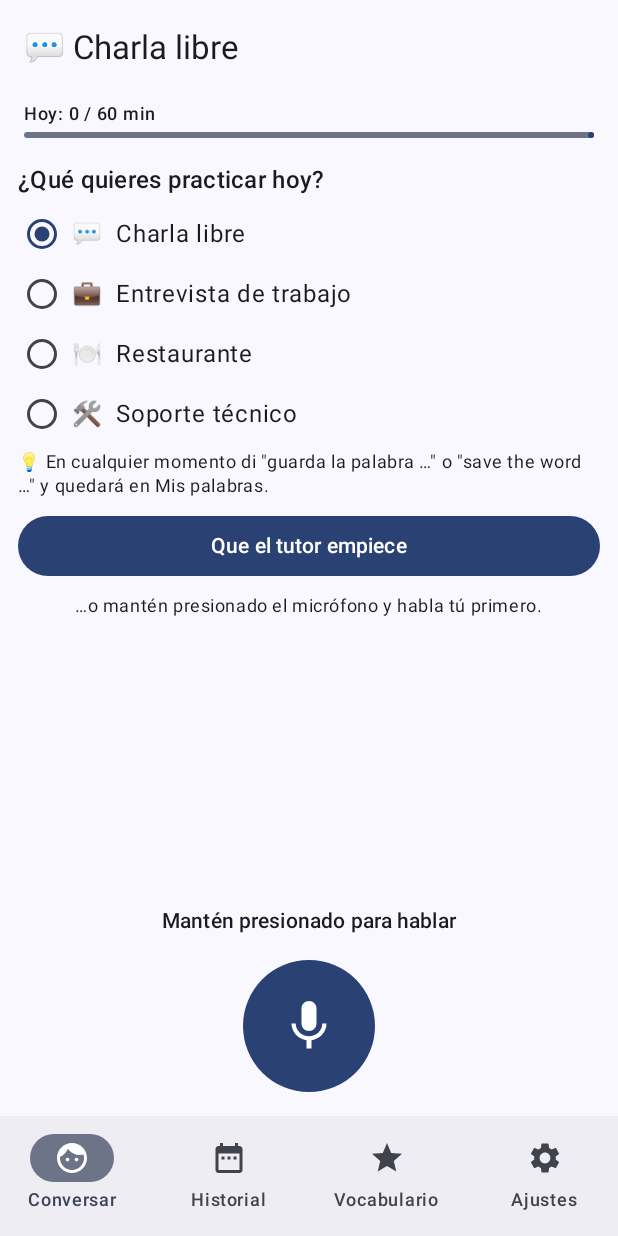
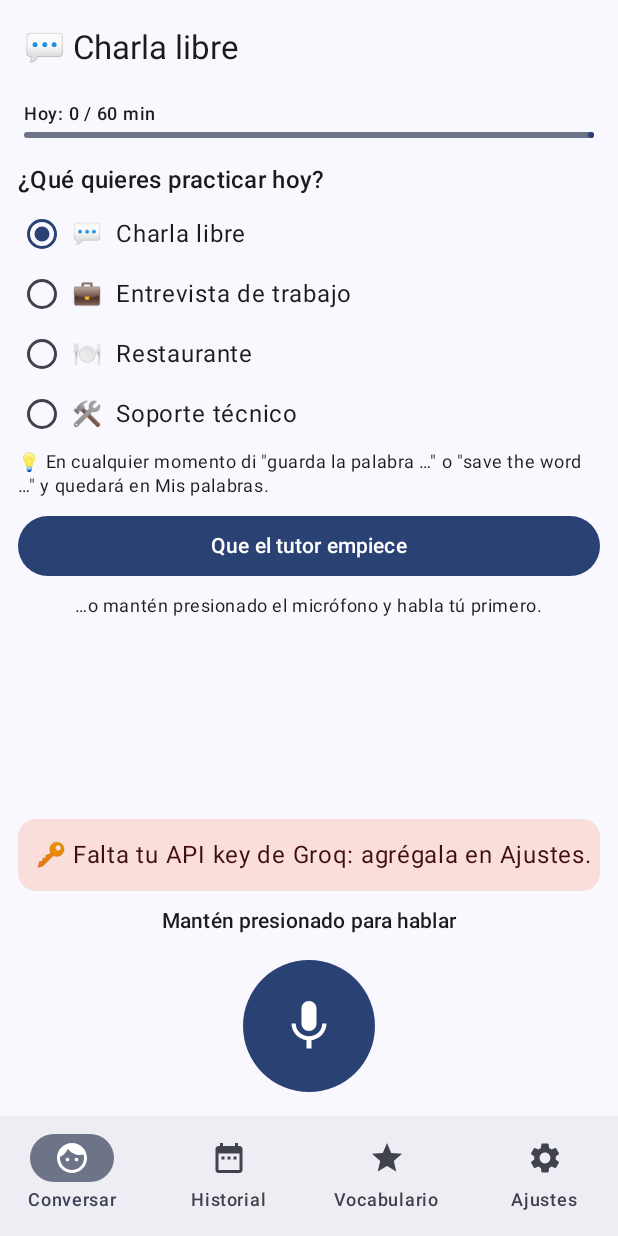
Before and after one commit to vantonio1104/PROYECTOS-PERSONALES, an Android app built with Jetpack Compose: the screen it shows after launch (MainActivity), after a tap on an icon or button, on a phone screen of 412 x 824 dp. Run offline under Robolectric (Android 15) with nearby library versions, the phone set to English and light mode, and no system bars; our stand-ins replace Room's generated code; 1 other tap on this screen came first.

Commit message:
EnglishTutor 1.0: API key desde Ajustes y firma fija para instalar el APK
- Ajustes → "API key de Groq": se pega en el celular y se guarda en
  DataStore; tiene prioridad sobre GROQ_API_KEY de local.properties.
  El cliente HTTP lee la key vigente en cada petición.
- Aviso "Falta tu API key" en Conversar hasta que haya una key.
- app/debug.keystore fijo (llave de debug estándar): el APK de la nube y
  el compilado en el PC se actualizan entre sí sin perder datos.
- versionName 1.0. 71 pruebas.

Co-Authored-By: Claude Opus 5.5 <noreply@anthropic.com>
Claude-Session: https://claude.ai/code/session_01Phxj6QuncnN2mHRbK2dFzQ

```diff
--- a/EnglishTutor/app/src/main/java/com/englishtutor/app/EnglishTutorApp.kt
+++ b/EnglishTutor/app/src/main/java/com/englishtutor/app/EnglishTutorApp.kt
@@ -11,13 +11,19 @@ import com.englishtutor.app.data.SettingsRepository
 import com.englishtutor.app.data.TutorRepository
 import com.englishtutor.app.data.local.AppDatabase
 import com.englishtutor.app.data.remote.GroqClient
+import kotlinx.coroutines.flow.first
+import kotlinx.coroutines.runBlocking
 
 private val Context.settingsDataStore by preferencesDataStore(name = "settings")
 
 /** Inyección de dependencias manual: un solo lugar donde se crean los objetos. */
 class EnglishTutorApp : Application() {
     val database by lazy { AppDatabase.create(this) }
-    val repository by lazy { TutorRepository(GroqClient.create(), database.tutorDao()) }
+    val repository by lazy {
+        // OkHttp llama a esto en un hilo de fondo; DataStore guarda los ajustes en memoria, así que es rápido
+        val api = GroqClient.create(apiKey = { runBlocking { settingsRepository.settings.first().effectiveApiKey() } })
+        TutorRepository(api, database.tutorDao())
+    }
     val settingsRepository by lazy { SettingsRepository(settingsDataStore) }
     val recorder by lazy { AudioRecorder(this) }
     val speaker by lazy { Speaker(this) }
--- a/EnglishTutor/app/src/main/java/com/englishtutor/app/data/Settings.kt
+++ b/EnglishTutor/app/src/main/java/com/englishtutor/app/data/Settings.kt
@@ -1,6 +1,7 @@
 package com.englishtutor.app.data
 
 import androidx.datastore.core.DataStore
+import com.englishtutor.app.BuildConfig
 import androidx.datastore.preferences.core.Preferences
 import androidx.datastore.preferences.core.edit
 import androidx.datastore.preferences.core.floatPreferencesKey
@@ -27,7 +28,15 @@ data class TutorSettings(
     val dailyGoalMinutes: Int = 60,
     val voiceEngine: VoiceEngine = VoiceEngine.ANDROID,
     val orpheusVoice: String = ORPHEUS_VOICES.first(),
+    /** Key de Groq ingresada en la app. Vacía = se usa GROQ_API_KEY de local.properties. */
+    val apiKey: String = "",
 ) {
+    /** La key que realmente se usa: la de Ajustes o, si está vacía, la de local.properties. */
+    fun effectiveApiKey(buildKey: String = BuildConfig.GROQ_API_KEY): String = apiKey.ifBlank { buildKey }
+
+    // Para no mostrar la key si alguna vez se imprime el objeto en Logcat
+    override fun toString() = "TutorSettings(llmModel=$llmModel, level=$level, scenario=$defaultScenario, voice=$voiceEngine, apiKey=${if (apiKey.isBlank()) "-" else "***"})"
+
     companion object {
         /** Modelos de chat de Groq verificados en console.groq.com/docs/models. */
         val LLM_MODELS = listOf("llama-3.3-70b-versatile", "openai/gpt-oss-120b")
@@ -52,6 +61,7 @@ class SettingsRepository(private val dataStore: DataStore<Preferences>) {
             p[DAILY_GOAL] = new.dailyGoalMinutes
             p[VOICE_ENGINE] = new.voiceEngine.id
             p[ORPHEUS_VOICE] = new.orpheusVoice
+            p[API_KEY] = new.apiKey.trim()
         }
     }
 
@@ -66,6 +76,7 @@ class SettingsRepository(private val dataStore: DataStore<Preferences>) {
             dailyGoalMinutes = this[DAILY_GOAL] ?: defaults.dailyGoalMinutes,
             voiceEngine = VoiceEngine.fromId(this[VOICE_ENGINE]),
             orpheusVoice = this[ORPHEUS_VOICE]?.takeIf { it in TutorSettings.ORPHEUS_VOICES } ?: defaults.orpheusVoice,
+            apiKey = this[API_KEY] ?: "",
         )
     }
 
@@ -77,5 +88,6 @@ class SettingsRepository(private val dataStore: DataStore<Preferences>) {
         val DAILY_GOAL = intPreferencesKey("daily_goal_minutes")
         val VOICE_ENGINE = stringPreferencesKey("voice_engine")
         val ORPHEUS_VOICE = stringPreferencesKey("orpheus_voice")
+        val API_KEY = stringPreferencesKey("groq_api_key")
     }
 }
--- a/EnglishTutor/app/src/main/java/com/englishtutor/app/data/TutorRepository.kt
+++ b/EnglishTutor/app/src/main/java/com/englishtutor/app/data/TutorRepository.kt
@@ -189,7 +189,7 @@ class TutorRepository(
     }
 
     private fun httpMessage(code: Int) = when (code) {
-        401 -> "API key inválida. Revisa GROQ_API_KEY en local.properties."
+        401 -> "API key inválida o vacía. Revísala en Ajustes."
         429 -> "Llegaste al límite por minuto del plan gratis. Espera unos segundos y vuelve a intentar."
         400 -> "Groq rechazó la petición (400). Quizás el audio era muy corto."
         in 500..599 -> "Groq tiene problemas ahora mismo ($code). Intenta de nuevo."
--- a/EnglishTutor/app/src/main/java/com/englishtutor/app/data/remote/GroqClient.kt
+++ b/EnglishTutor/app/src/main/java/com/englishtutor/app/data/remote/GroqClient.kt
@@ -18,13 +18,16 @@ object GroqClient {
         isLenient = true
     }
 
-    /** baseUrl y apiKey son parámetros para que los tests puedan usar un servidor falso. */
-    fun create(baseUrl: String = BASE_URL, apiKey: String = BuildConfig.GROQ_API_KEY): GroqApi {
+    /**
+     * apiKey se pide en cada petición (puede cambiar en Ajustes sin reiniciar la app).
+     * baseUrl es parámetro para que los tests usen un servidor falso.
+     */
+    fun create(baseUrl: String = BASE_URL, apiKey: () -> String = { BuildConfig.GROQ_API_KEY }): GroqApi {
         val okHttp = OkHttpClient.Builder()
             // Agrega "Authorization: Bearer <key>" a cada petición
             .addInterceptor { chain ->
                 val request = chain.request().newBuilder()
-                    .header("Authorization", "Bearer $apiKey")
+                    .header("Authorization", "Bearer ${apiKey()}")
                     .build()
                 chain.proceed(request)
             }
--- a/EnglishTutor/app/src/main/java/com/englishtutor/app/ui/conversation/ConversationScreen.kt
+++ b/EnglishTutor/app/src/main/java/com/englishtutor/app/ui/conversation/ConversationScreen.kt
@@ -132,6 +132,9 @@ fun ConversationContent(
                 }
             }
 
+            if (state.apiKeyMissing) {
+                Banner("🔑 Falta tu API key de Groq: agrégala en Ajustes.", MaterialTheme.colorScheme.errorContainer, onDismiss = null)
+            }
             state.notice?.let { Banner(it, MaterialTheme.colorScheme.secondaryContainer, onDismissNotice) }
             state.error?.let { Banner(it, MaterialTheme.colorScheme.errorContainer, onDismissError) }
 
@@ -235,15 +238,15 @@ private fun StatusLabel(status: TutorStatus) {
 }
 
 @Composable
-private fun Banner(message: String, color: Color, onDismiss: () -> Unit) {
+private fun Banner(message: String, color: Color, onDismiss: (() -> Unit)?) {
     Surface(
         color = color,
         modifier = Modifier.fillMaxWidth().padding(horizontal = 12.dp, vertical = 2.dp),
         shape = RoundedCornerShape(12.dp),
     ) {
         Row(Modifier.padding(start = 12.dp), verticalAlignment = Alignment.CenterVertically) {
-            Text(message, Modifier.weight(1f))
-            TextButton(onClick = onDismiss) { Text("OK") }
+            Text(message, Modifier.weight(1f).padding(vertical = 12.dp))
+            if (onDismiss != null) TextButton(onClick = onDismiss) { Text("OK") }
         }
     }
 }
--- a/EnglishTutor/app/src/main/java/com/englishtutor/app/ui/conversation/ConversationViewModel.kt
+++ b/EnglishTutor/app/src/main/java/com/englishtutor/app/ui/conversation/ConversationViewModel.kt
@@ -47,6 +47,8 @@ data class ConversationUiState(
     val myWords: List<String> = emptyList(),
     val todayMinutes: Int = 0,
     val goalMinutes: Int = 60,
+    /** No hay key ni en Ajustes ni en local.properties. */
+    val apiKeyMissing: Boolean = false,
 ) {
     val busy get() = status == TutorStatus.Transcribing || status == TutorStatus.Thinking
 }
@@ -57,13 +59,11 @@ class ConversationViewModel(
     private val recorder: VoiceRecorder,
     private val androidVoice: TutorVoice,
     private val orpheusVoice: TutorVoice,
-    apiKeyMissing: Boolean = BuildConfig.GROQ_API_KEY.isBlank(),
+    private val buildApiKey: String = BuildConfig.GROQ_API_KEY,
     todayStart: Long = startOfToday(),
 ) : ViewModel() {
 
-    private val _state = MutableStateFlow(
-        ConversationUiState(error = if (apiKeyMissing) "Falta GROQ_API_KEY en local.properties" else null)
-    )
+    private val _state = MutableStateFlow(ConversationUiState())
     val state: StateFlow<ConversationUiState> = _state.asStateFlow()
 
     private var settings = TutorSettings()
@@ -79,6 +79,7 @@ class ConversationViewModel(
                 _state.update {
                     it.copy(
                         goalMinutes = s.dailyGoalMinutes,
+                        apiKeyMissing = s.effectiveApiKey(buildApiKey).isBlank(),
                         // El escenario por defecto solo se aplica al abrir la app (no pisa tu elección)
                         scenario = if (!settingsLoaded && !it.sessionStarted) s.defaultScenario else it.scenario,
                     )
```
Also changed, not shown: EnglishTutor/app/build.gradle.kts (+14 -2 lines), EnglishTutor/app/src/main/java/com/englishtutor/app/ui/settings/SettingsScreen.kt (+42 -6 lines), 5 other files.
